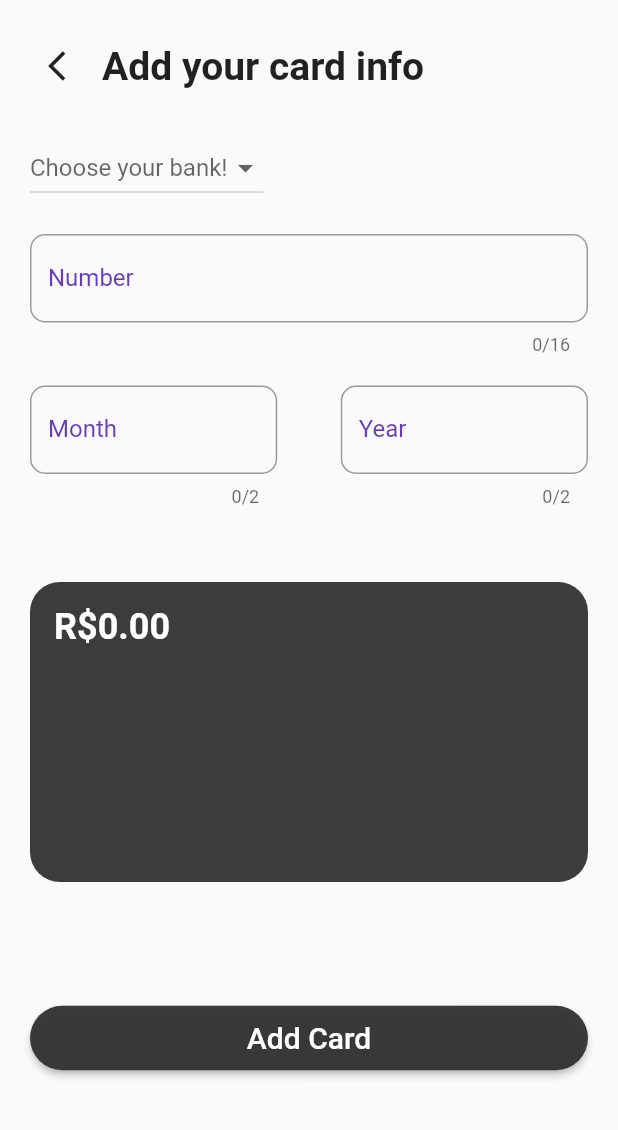
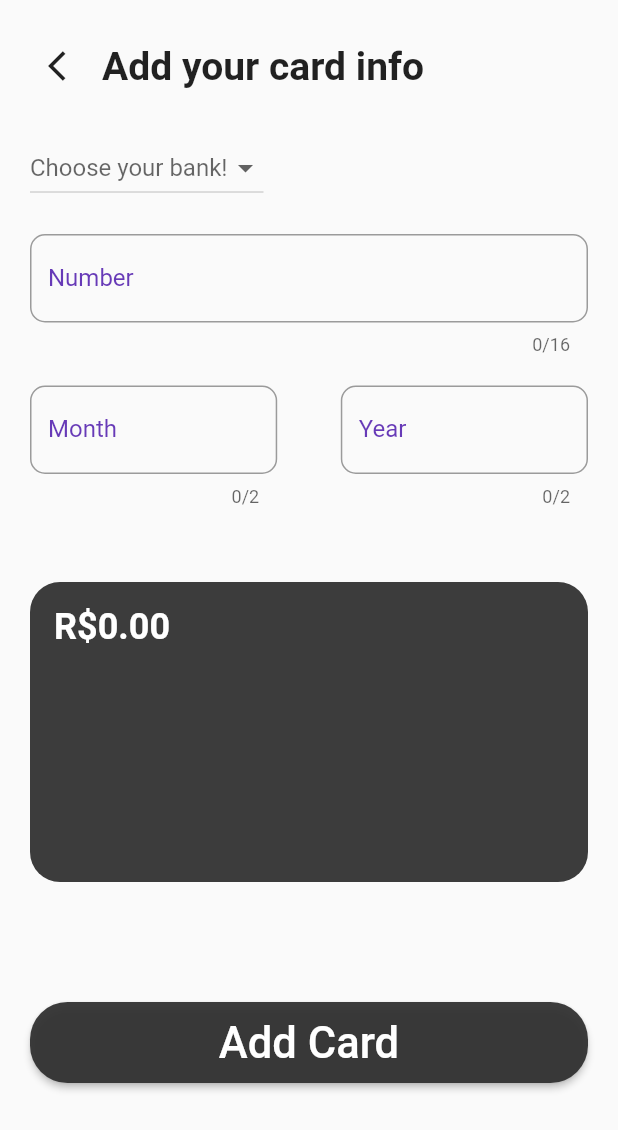
Before and after one commit to BerPGR/flutter-mybank-app, a Flutter app: the screen it shows after launch, after a tap on the "add" icon, on a phone screen of 412 x 824 dp. Shown: the top 1130 px of the screen. Run offline on Flutter 3.47's test engine with Material 2 defaults, Android fonts, the phone set to English and light mode, and no system bars; our stand-ins replace smooth_page_indicator.

Commit message:
Fixed bug after adding card

```diff
--- a/lib/pages/home_page.dart
+++ b/lib/pages/home_page.dart
@@ -13,6 +13,40 @@ class HomePage extends StatefulWidget {
 
 class _HomePageState extends State<HomePage> {
   final _pageController = PageController();
+  List allCards = [];
+
+  Widget _allCards() {
+    return Column(
+      children: [
+        Container(
+          height: 200,
+          child: PageView(
+            scrollDirection: Axis.horizontal,
+            controller: _pageController,
+            children: allCards
+                .map(
+                  (card) => MyCards(
+                      flag: card.flag,
+                      expiryYear: card.expiryYear,
+                      expiryMonth: card.expiryMonth,
+                      cardNumber: card.cardNumber,
+                      color: card.color,
+                      balance: card.balance),
+                )
+                .toList(),
+          ),
+        ),
+        SizedBox(
+          height: 25,
+        ),
+        SmoothPageIndicator(
+          controller: _pageController,
+          count: allCards.length,
+          effect: ExpandingDotsEffect(),
+        )
+      ],
+    );
+  }
 
   @override
   Widget build(BuildContext context) {
@@ -40,8 +74,15 @@ class _HomePageState extends State<HomePage> {
                               borderRadius: BorderRadius.circular(25)),
                           child: IconButton(
                             onPressed: () {
-                              Navigator.of(context).push(MaterialPageRoute(
-                                  builder: (context) => CardCreatorPage()));
+                              Navigator.of(context)
+                                  .push(MaterialPageRoute(
+                                      builder: (context) => CardCreatorPage()))
+                                  .then((value) {
+                                setState(() {
+                                  allCards = cards;
+                                });
+                                print('Voltou!');
+                              });
                             },
                             icon: Icon(Icons.add),
                           ),
@@ -52,43 +93,12 @@ class _HomePageState extends State<HomePage> {
                   SizedBox(
                     height: 10,
                   ),
-                  if (cards.isEmpty)
+                  if (allCards.isNotEmpty) _allCards(),
+                  if (allCards.isEmpty)
                     Container(
+                      alignment: Alignment.center,
                       height: 200,
-                      child: Align(
-                        alignment: Alignment.center,
-                        child: Text('There are no cards in your account'),
-                      ),
-                    ),
-                  if (cards.isNotEmpty)
-                    Column(
-                      children: [
-                        Container(
-                          height: 200,
-                          child: PageView(
-                            scrollDirection: Axis.horizontal,
-                            controller: _pageController,
-                            children: [
-                              for (final card in cards)
-                                MyCards(
-                                    flag: card.flag,
-                                    expiryYear: card.expiryYear,
-                                    expiryMonth: card.expiryMonth,
-                                    cardNumber: card.cardNumber,
-                                    color: card.color,
-                                    balance: card.balance),
-                            ],
-                          ),
-                        ),
-                        SizedBox(
-                          height: 25,
-                        ),
-                        SmoothPageIndicator(
-                          controller: _pageController,
-                          count: cards.length,
-                          effect: ExpandingDotsEffect(),
-                        )
-                      ],
+                      child: Text("There's no cards in your account."),
                     )
                 ],
               ),
--- a/lib/widgets/create_card_widget.dart
+++ b/lib/widgets/create_card_widget.dart
@@ -107,7 +107,7 @@ class _CreateCardWidgetState extends State<CreateCardWidget> {
             },
             child: Text(
               'Add Card',
-              style: TextStyle(fontSize: 20),
+              style: TextStyle(fontSize: 29),
             ),
             style: ElevatedButton.styleFrom(
                 backgroundColor: widget.cardColor,
```
Also changed, not shown: lib/widgets/my_cards.dart (+8 -0 lines).
